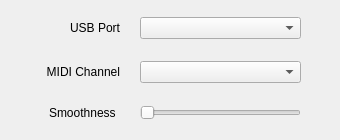
Before: the Qt Designer form driverwindow.ui in A-KRY/NanoBreathControllerUSBDriver, drawn with Qt 5.
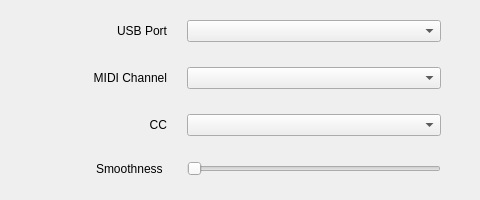
After: the same form once the commit is applied.

```diff
--- a/driverwindow.ui
+++ b/driverwindow.ui
@@ -6,8 +6,8 @@
    <rect>
     <x>0</x>
     <y>0</y>
-    <width>340</width>
-    <height>140</height>
+    <width>480</width>
+    <height>200</height>
    </rect>
   </property>
   <property name="windowTitle">
@@ -18,8 +18,8 @@
     <rect>
      <x>0</x>
      <y>0</y>
-     <width>341</width>
-     <height>141</height>
+     <width>481</width>
+     <height>201</height>
     </rect>
    </property>
    <layout class="QVBoxLayout" name="verticalLayout">
@@ -102,6 +102,32 @@
       </item>
      </layout>
     </item>
+    <item>
+     <layout class="QHBoxLayout" name="horizontalLayout_ccType" stretch="1,2">
+      <property name="spacing">
+       <number>20</number>
+      </property>
+      <property name="leftMargin">
+       <number>30</number>
+      </property>
+      <property name="rightMargin">
+       <number>30</number>
+      </property>
+      <item>
+       <widget class="QLabel" name="ccLabel">
+        <property name="text">
+         <string>CC</string>
+        </property>
+        <property name="alignment">
+         <set>Qt::AlignRight|Qt::AlignTrailing|Qt::AlignVCenter</set>
+        </property>
+       </widget>
+      </item>
+      <item>
+       <widget class="QComboBox" name="ccComboBox"/>
+      </item>
+     </layout>
+    </item>
     <item>
      <layout class="QHBoxLayout" name="horizontalLayout_smoothness" stretch="1,2">
       <property name="spacing">
```
Left out of the diff: 4 changed lines with no effect on the pictures.
